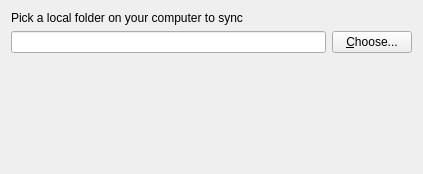
The window that src/gui/folderwizard/folderwizardsourcepage.ui (GrossLukas/client) describes before a commit, drawn with Qt 5.
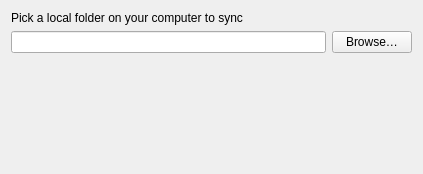
The same window after the commit.

Diff of the .ui file:
```diff
--- a/src/gui/folderwizard/folderwizardsourcepage.ui
+++ b/src/gui/folderwizard/folderwizardsourcepage.ui
@@ -29,7 +29,7 @@
      <item>
       <widget class="QPushButton" name="localFolderChooseBtn">
        <property name="text">
-        <string>&amp;Choose...</string>
+        <string>Browse…</string>
        </property>
       </widget>
      </item>
```
Left out of the diff: 4 changed lines with no effect on the pictures.
